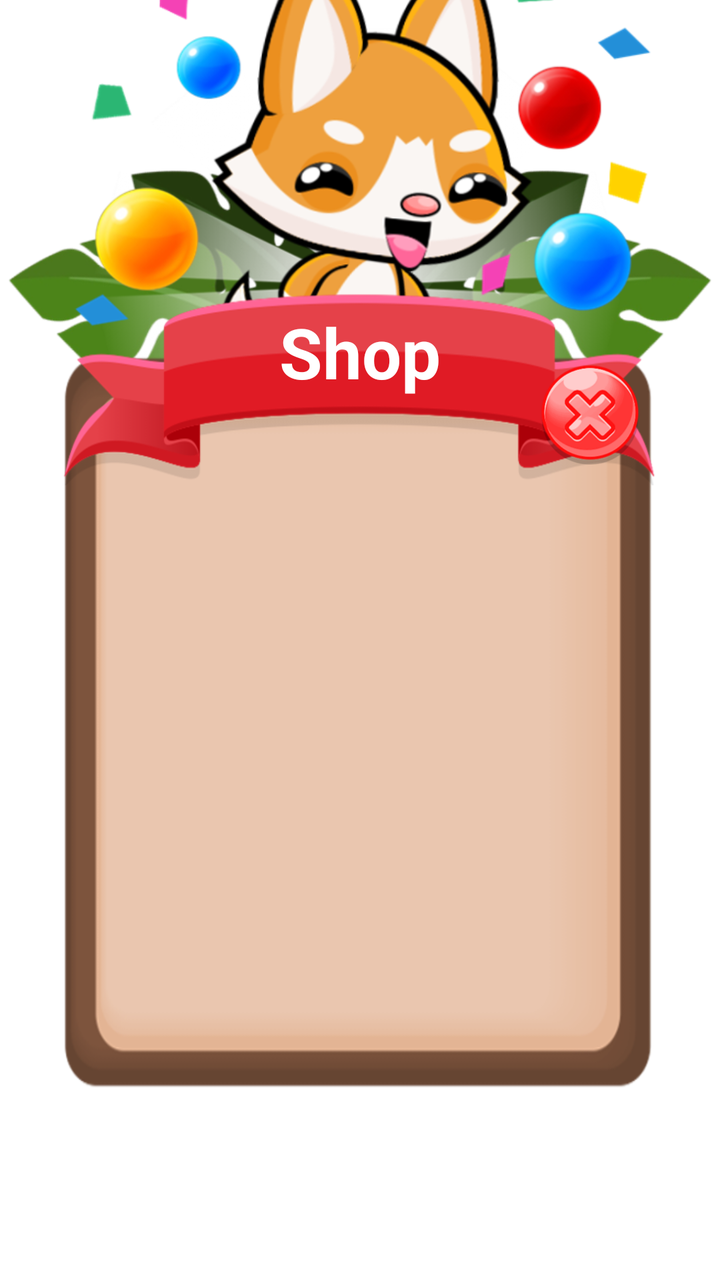
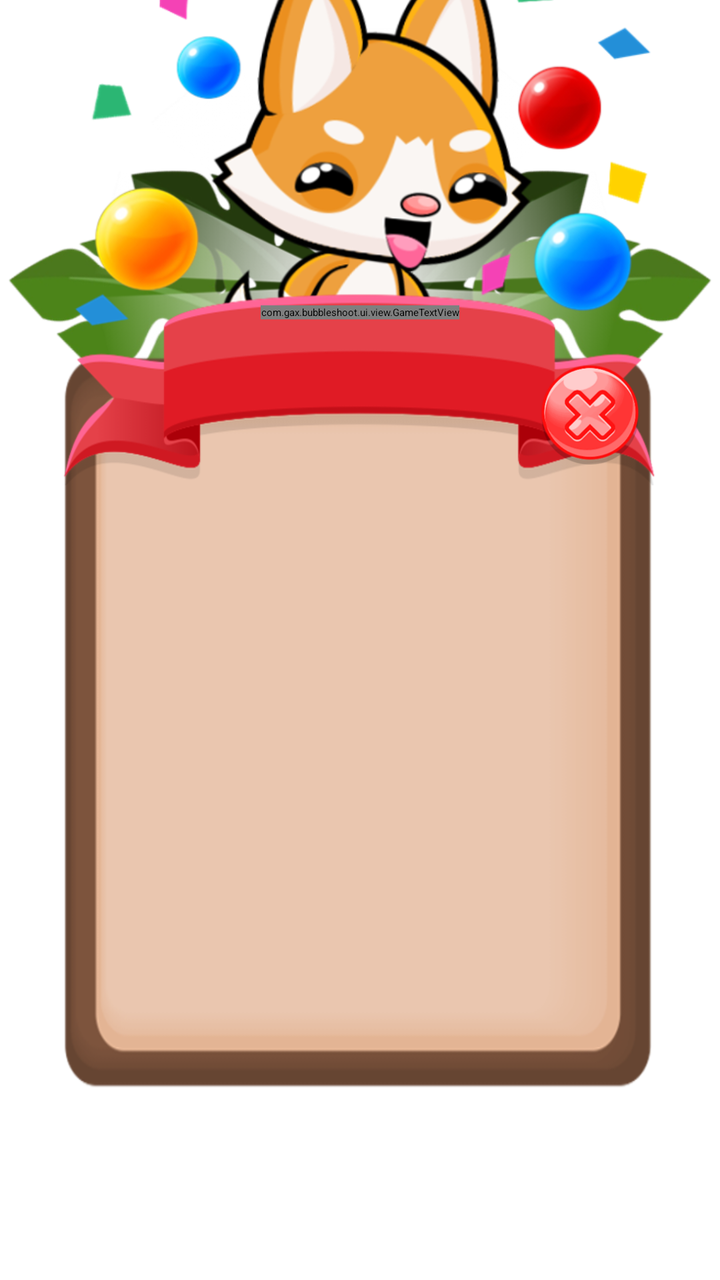

Compare the two renders of this Android layout. The source of the first and the diff that turns it into the second are given below.
<!-- AndroidManifest.xml: application theme Theme.App.Starting -->
<!-- res/layout/dialog_shop.xml -->
<?xml version="1.0" encoding="utf-8"?>
<androidx.constraintlayout.widget.ConstraintLayout
    xmlns:android="http://schemas.android.com/apk/res/android"
    xmlns:app="http://schemas.android.com/apk/res-auto"
    xmlns:tools="http://schemas.android.com/tools"
    android:layout_width="match_parent"
    android:layout_height="match_parent"
    tools:ignore="ContentDescription">

    <ImageView
        android:id="@+id/image_leaf_01"
        android:layout_width="@dimen/image_leaf_width"
        android:layout_height="0dp"
        android:src="@drawable/leaf_01"
        app:layout_constraintBottom_toTopOf="@id/image_ribbon"
        app:layout_constraintDimensionRatio="7:5"
        app:layout_constraintEnd_toStartOf="@id/image_leaf_02"
        app:layout_constraintStart_toStartOf="@id/image_dialog"
        app:layout_constraintTop_toTopOf="@id/image_ribbon" />

    <ImageView
        android:id="@+id/image_leaf_02"
        android:layout_width="@dimen/image_leaf_width"
        android:layout_height="0dp"
        android:src="@drawable/leaf_02"
        app:layout_constraintBottom_toTopOf="@id/image_ribbon"
        app:layout_constraintDimensionRatio="7:5"
        app:layout_constraintEnd_toEndOf="@id/image_dialog"
        app:layout_constraintStart_toEndOf="@id/image_leaf_01"
        app:layout_constraintTop_toTopOf="@id/image_ribbon" />

    <ImageView
        android:id="@+id/image_fox_bg"
        android:layout_width="0dp"
        android:layout_height="0dp"
        android:src="@drawable/light_bg"
        app:layout_constraintBottom_toTopOf="@id/image_ribbon"
        app:layout_constraintDimensionRatio="1:1"
        app:layout_constraintEnd_toEndOf="@id/image_dialog"
        app:layout_constraintStart_toStartOf="@id/image_dialog"
        app:layout_constraintTop_toTopOf="@id/image_ribbon" />

    <ImageView
        android:id="@+id/image_fox"
        android:layout_width="@dimen/image_fox_width"
        android:layout_height="@dimen/image_fox_width"
        android:src="@drawable/fox_target_pop"
        app:layout_constraintBottom_toBottomOf="@id/image_ribbon"
        app:layout_constraintEnd_toEndOf="@id/image_dialog"
        app:layout_constraintStart_toStartOf="@id/image_dialog" />

    <ImageView
        android:id="@+id/image_dialog"
        android:layout_width="@dimen/dialog_width"
        android:layout_height="0dp"
        android:background="@drawable/dialog"
        app:layout_constraintBottom_toBottomOf="parent"
        app:layout_constraintDimensionRatio="4:5"
        app:layout_constraintEnd_toEndOf="parent"
        app:layout_constraintStart_toStartOf="parent"
        app:layout_constraintTop_toTopOf="parent"
        app:layout_constraintVertical_bias="0.65" />

    <androidx.recyclerview.widget.RecyclerView
        android:id="@+id/recycler_product"
        android:layout_width="0dp"
        android:layout_height="0dp"
        android:layout_margin="@dimen/margin_20"
        app:layout_constraintBottom_toBottomOf="@id/image_dialog"
        app:layout_constraintEnd_toEndOf="@id/image_dialog"
        app:layout_constraintStart_toStartOf="@id/image_dialog"
        app:layout_constraintTop_toBottomOf="@id/txt_shop" />

    <ImageView
        android:id="@+id/image_ribbon"
        android:layout_width="0dp"
        android:layout_height="0dp"
        android:layout_marginTop="@dimen/margin_overlap"
        android:src="@drawable/ribbon"
        android:text="@string/txt_level"
        app:layout_constraintDimensionRatio="3:1"
        app:layout_constraintEnd_toEndOf="@id/image_dialog"
        app:layout_constraintStart_toStartOf="@id/image_dialog"
        app:layout_constraintTop_toTopOf="@id/image_dialog" />

    <TextView
        android:id="@+id/txt_shop"
        android:layout_width="wrap_content"
        android:layout_height="wrap_content"
        android:layout_marginTop="@dimen/margin_10"
        app:fontFamily="@font/baloo"
        android:gravity="center"
        android:text="@string/txt_shop"
        android:textColor="@color/white"
        android:textSize="@dimen/txt_dialog_size"
        android:textStyle="bold"
        app:layout_constraintEnd_toEndOf="@id/image_ribbon"
        app:layout_constraintStart_toStartOf="@id/image_ribbon"
        app:layout_constraintTop_toTopOf="@id/image_ribbon" />

    <ImageButton
        android:id="@+id/btn_cancel"
        android:layout_width="@dimen/btn_round_width"
        android:layout_height="@dimen/btn_round_width"
        android:layout_margin="@dimen/margin_10"
        android:background="@drawable/btn_cancel"
        app:layout_constraintEnd_toEndOf="@id/image_dialog"
        app:layout_constraintTop_toTopOf="@id/image_dialog" />

</androidx.constraintlayout.widget.ConstraintLayout>
<!-- resources referenced by this layout -->
<resources>
  <color name="white">#FFFFFFFF</color>
  <dimen name="btn_round_width">50dp</dimen>
  <dimen name="dialog_width">300dp</dimen>
  <dimen name="image_fox_width">300dp</dimen>
  <dimen name="image_leaf_width">180dp</dimen>
  <dimen name="margin_10">10dp</dimen>
  <dimen name="margin_20">20dp</dimen>
  <dimen name="margin_overlap">-30dp</dimen>
  <dimen name="txt_dialog_size">35sp</dimen>
  <!-- drawable btn_cancel: png bitmap (drawable, 32030 bytes) -->
  <!-- drawable dialog: png bitmap (drawable, 19055 bytes) -->
  <!-- drawable fox_target_pop: png bitmap (drawable, 151042 bytes) -->
  <!-- drawable leaf_01: png bitmap (drawable, 56215 bytes) -->
  <!-- drawable leaf_02: png bitmap (drawable, 56289 bytes) -->
  <!-- drawable light_bg: png bitmap (drawable, 126167 bytes) -->
  <!-- drawable ribbon: png bitmap (drawable, 30961 bytes) -->
  <string name="txt_level">Level %1$d</string>
  <string name="txt_shop">Shop</string>
  <style name="Theme.App.Starting" parent="Theme.SplashScreen">
          
          <item name="windowSplashScreenBackground">@color/brown</item>
          
          
          <item name="postSplashScreenTheme">@style/Theme.AnimalsPop</item>
      </style>
  <color name="brown">#4E342E</color>
  <style name="Theme.AnimalsPop" parent="Theme.MaterialComponents.DayNight.NoActionBar">
          
          <item name="colorPrimary">@color/purple_500</item>
          <item name="colorPrimaryVariant">@color/purple_700</item>
          <item name="colorOnPrimary">@color/white</item>
          
          <item name="colorSecondary">@color/teal_200</item>
          <item name="colorSecondaryVariant">@color/teal_700</item>
          <item name="colorOnSecondary">@color/black</item>
          
          <item name="android:statusBarColor" tools:targetApi="l">?attr/colorPrimaryVariant</item>
          
      </style>
  <color name="purple_500">#FF6200EE</color>
  <color name="purple_700">#FF3700B3</color>
  <color name="teal_200">#FF03DAC5</color>
  <color name="teal_700">#FF018786</color>
  <color name="black">#FF000000</color>
</resources>

<!-- the commit's change to res/layout/dialog_shop.xml (unified diff, before → after) -->
@@ -83,7 +83,7 @@
         app:layout_constraintStart_toStartOf="@id/image_dialog"
         app:layout_constraintTop_toTopOf="@id/image_dialog" />
 
-    <TextView
+    <com.gax.bubbleshoot.ui.view.GameTextView
         android:id="@+id/txt_shop"
         android:layout_width="wrap_content"
         android:layout_height="wrap_content"
